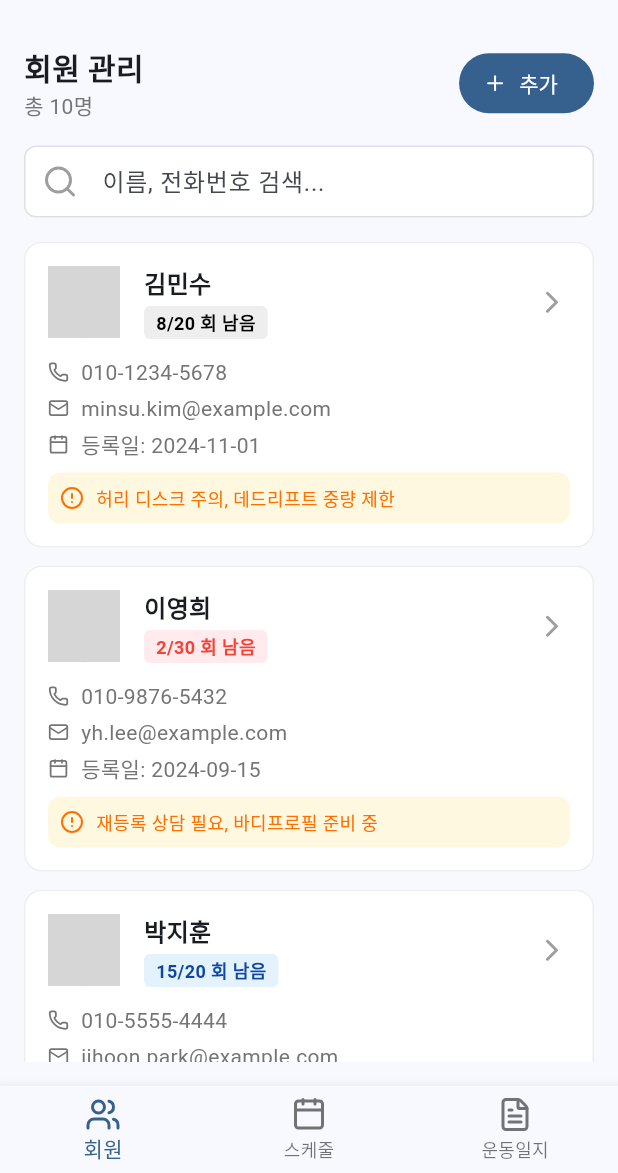
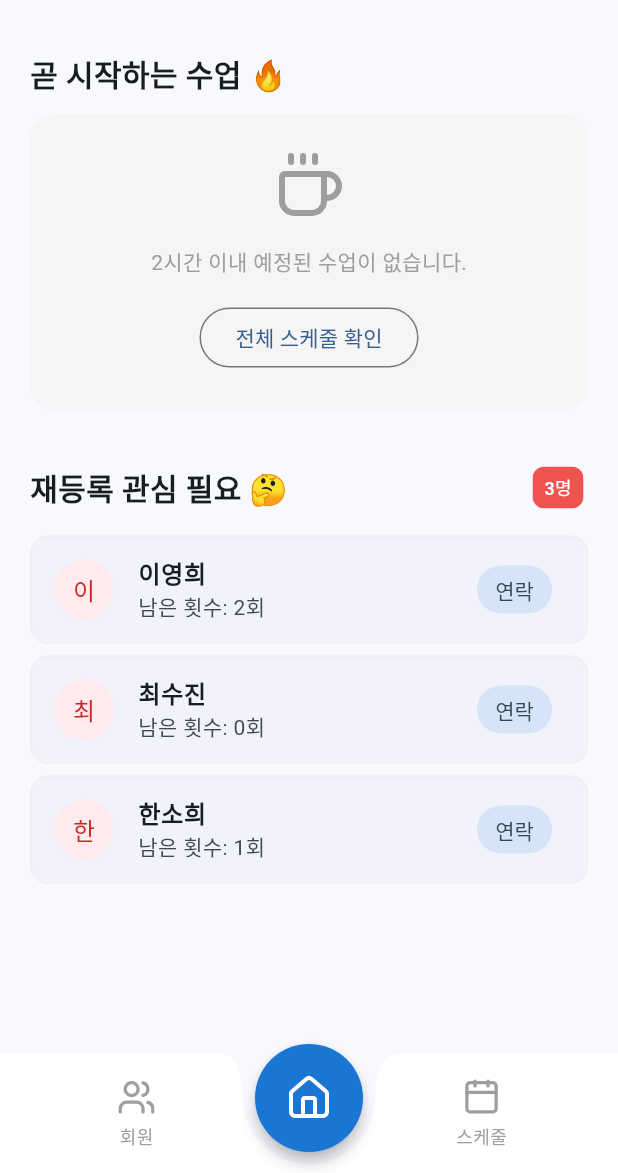
Before and after one commit to shkch02/ptlog, a Flutter app: the screen it shows after launch, after a tap on "카카오 로그인", on a phone screen of 412 x 824 dp, the part 63-1236 px from its top. Run offline on Flutter 3.47's test engine with Material 3 defaults, Android fonts, the phone set to English and light mode, and no system bars; our stand-ins replace lucide_icons, table_calendar; network calls fail; grey boxes are pictures that could not be loaded.

Commit message:
홈화면 추가

```diff
--- a/lib/data/mock_data.dart
+++ b/lib/data/mock_data.dart
@@ -119,8 +119,8 @@ List<Schedule> mockSchedules = [
     memberId: '1',
     memberName: '김민수',
     date: DateTime.now().toString().split(' ')[0], // 오늘 날짜
-    startTime: '10:00',
-    endTime: '11:00',
+    startTime: '19:00',
+    endTime: '20:00',
     notes: '등 운동 위주',
     reminder: '10분 전 알림',
   ),
@@ -129,8 +129,8 @@ List<Schedule> mockSchedules = [
     memberId: '2',
     memberName: '이지은',
     date: DateTime.now().toString().split(' ')[0], // 오늘 날짜
-    startTime: '13:00',
-    endTime: '14:00',
+    startTime: '18:00',
+    endTime: '19:00',
     notes: '하체 비만 관리',
     reminder: '1시간 전 알림',
   ),
--- /dev/null
+++ b/lib/screens/home_screen.dart
@@ -0,0 +1,224 @@
+import 'package:flutter/material.dart';
+import 'package:lucide_icons/lucide_icons.dart';
+import 'package:intl/intl.dart';
+import '../data/mock_data.dart';
+import '../models/index.dart';
+
+class HomeScreen extends StatefulWidget {
+  final VoidCallback onGoToSchedule; // 스케줄 탭으로 이동하기 위한 콜백
+
+  const HomeScreen({super.key, required this.onGoToSchedule});
+
+  @override
+  State<HomeScreen> createState() => _HomeScreenState();
+}
+
+class _HomeScreenState extends State<HomeScreen> {
+  // 현재 시간 (데모용)
+  final DateTime now = DateTime.now();
+
+  @override
+  Widget build(BuildContext context) {
+    // 1. 임박한 세션 필터링 로직 (오늘 날짜 + 현재 시간 ~ 2시간 뒤)
+    final upcomingSchedules = mockSchedules.where((schedule) {
+      final todayStr = DateFormat('yyyy-MM-dd').format(now);
+      if (schedule.date != todayStr) return false;
+
+      final scheduleHour = int.parse(schedule.startTime.split(':')[0]);
+      final currentHour = now.hour;
+
+      return scheduleHour >= currentHour && scheduleHour <= currentHour + 2;
+    }).toList();
+
+    // 2. 재등록 필요 회원 (3회 이하)
+    final renewalMembers = mockMembers.where((m) => m.remainingSessions <= 3).toList();
+
+    return SingleChildScrollView(
+      padding: const EdgeInsets.all(20),
+      child: Column(
+        crossAxisAlignment: CrossAxisAlignment.start,
+        children: [
+          // 상단: 곧 시작하는 세션
+          const Text('곧 시작하는 수업 🔥', style: TextStyle(fontSize: 20, fontWeight: FontWeight.bold)),
+          const SizedBox(height: 12),
+
+          if (upcomingSchedules.isEmpty)
+            _buildEmptyStateCard()
+          else
+            ...upcomingSchedules.map((schedule) => _buildSessionCard(schedule)),
+
+          const SizedBox(height: 32),
+
+          // 하단: 재등록 요망 회원
+          Row(
+            mainAxisAlignment: MainAxisAlignment.spaceBetween,
+            children: [
+              const Text('재등록 관심 필요 🤔', style: TextStyle(fontSize: 20, fontWeight: FontWeight.bold)),
+              Chip(
+                label: Text('${renewalMembers.length}명', style: const TextStyle(color: Colors.white, fontSize: 12)),
+                backgroundColor: Colors.red[400],
+                padding: EdgeInsets.zero,
+                visualDensity: VisualDensity.compact,
+                side: BorderSide.none,
+              )
+            ],
+          ),
+          const SizedBox(height: 12),
+
+          if (renewalMembers.isEmpty)
+            const Padding(
+              padding: EdgeInsets.all(16.0),
+              child: Text('모든 회원의 세션이 넉넉합니다! 🎉', style: TextStyle(color: Colors.grey)),
+            )
+          else
+            ListView.builder(
+              shrinkWrap: true,
+              physics: const NeverScrollableScrollPhysics(),
+              itemCount: renewalMembers.length,
+              itemBuilder: (context, index) {
+                final member = renewalMembers[index];
+                return Card(
+                  elevation: 0,
+                  margin: const EdgeInsets.only(bottom: 8),
+                  shape: RoundedRectangleBorder(
+                    borderRadius: BorderRadius.circular(12),
+                    side: BorderSide(color: Colors.grey[200]!),
+                  ),
+                  child: ListTile(
+                    leading: CircleAvatar(
+                      backgroundColor: Colors.red[50],
+                      child: Text(member.name[0], style: TextStyle(color: Colors.red[800])),
+                    ),
+                    title: Text(member.name, style: const TextStyle(fontWeight: FontWeight.bold)),
+                    subtitle: Text('남은 횟수: ${member.remainingSessions}회'),
+                    trailing: FilledButton.tonal(
+                      onPressed: () {},
+                      style: FilledButton.styleFrom(
+                        padding: const EdgeInsets.symmetric(horizontal: 12),
+                        minimumSize: const Size(0, 32)
+                      ),
+                      child: const Text('연락'),
+                    ),
+                  ),
+                );
+              },
+            ),
+        ],
+      ),
+    );
+  }
+
+  Widget _buildEmptyStateCard() {
+    return Container(
+      width: double.infinity,
+      padding: const EdgeInsets.all(24),
+      decoration: BoxDecoration(
+        color: Colors.grey[100],
+        borderRadius: BorderRadius.circular(16),
+      ),
+      child: Column(
+        children: [
+          const Icon(LucideIcons.coffee, size: 48, color: Colors.grey),
+          const SizedBox(height: 16),
+          const Text('2시간 이내 예정된 수업이 없습니다.', style: TextStyle(color: Colors.grey)),
+          const SizedBox(height: 16),
+          OutlinedButton(
+            onPressed: widget.onGoToSchedule,
+            child: const Text('전체 스케줄 확인'),
+          ),
+        ],
+      ),
+    );
+  }
+
+  Widget _buildSessionCard(Schedule schedule) {
+    return Container(
+      width: double.infinity,
+      margin: const EdgeInsets.only(bottom: 16),
+      decoration: BoxDecoration(
+        gradient: LinearGradient(
+          colors: [Colors.blue[600]!, Colors.blue[800]!],
+          begin: Alignment.topLeft,
+          end: Alignment.bottomRight,
+        ),
+        borderRadius: BorderRadius.circular(20),
+        boxShadow: [
+          BoxShadow(
+            color: Colors.blue.withOpacity(0.3),
+            blurRadius: 12,
+            offset: const Offset(0, 6),
+          )
+        ],
+      ),
+      child: Padding(
+        padding: const EdgeInsets.all(20),
+        child: Column(
+          crossAxisAlignment: CrossAxisAlignment.start,
+          children: [
+            Row(
+              mainAxisAlignment: MainAxisAlignment.spaceBetween,
+              children: [
+                Container(
+                  padding: const EdgeInsets.symmetric(horizontal: 10, vertical: 4),
+                  decoration: BoxDecoration(
+                    color: Colors.white.withOpacity(0.2),
+                    borderRadius: BorderRadius.circular(20),
+                  ),
+                  child: Row(
+                    children: [
+                      const Icon(LucideIcons.clock, color: Colors.white, size: 14),
+                      const SizedBox(width: 4),
+                      Text(
+                        '${schedule.startTime} - ${schedule.endTime}',
+                        style: const TextStyle(color: Colors.white, fontWeight: FontWeight.bold),
+                      ),
+                    ],
+                  ),
+                ),
+                const Icon(LucideIcons.moreHorizontal, color: Colors.white70),
+              ],
+            ),
+            const SizedBox(height: 20),
+            Row(
+              children: [
+                CircleAvatar(
+                  radius: 24,
+                  backgroundColor: Colors.white,
+                  child: Text(schedule.memberName[0], style: TextStyle(color: Colors.blue[800], fontWeight: FontWeight.bold)),
+                ),
+                const SizedBox(width: 16),
+                Column(
+                  crossAxisAlignment: CrossAxisAlignment.start,
+                  children: [
+                    Text(
+                      '${schedule.memberName} 회원님',
+                      style: const TextStyle(color: Colors.white, fontSize: 18, fontWeight: FontWeight.bold),
+                    ),
+                    Text(
+                      schedule.notes.isNotEmpty ? schedule.notes : '특이사항 없음',
+                      style: TextStyle(color: Colors.white.withOpacity(0.8), fontSize: 14),
+                    ),
+                  ],
+                )
+              ],
+            ),
+            const SizedBox(height: 24),
+            SizedBox(
+              width: double.infinity,
+              child: ElevatedButton.icon(
+                onPressed: () {},
+                icon: const Icon(LucideIcons.play, size: 18, color: Colors.blue),
+                label: const Text('세션 시작하기', style: TextStyle(color: Colors.blue, fontWeight: FontWeight.bold)),
+                style: ElevatedButton.styleFrom(
+                  backgroundColor: Colors.white,
+                  padding: const EdgeInsets.symmetric(vertical: 16),
+                  shape: RoundedRectangleBorder(borderRadius: BorderRadius.circular(12)),
+                ),
+              ),
+            ),
+          ],
+        ),
+      ),
+    );
+  }
+}
--- a/lib/screens/layout_screen.dart
+++ b/lib/screens/layout_screen.dart
@@ -2,9 +2,9 @@ import 'package:flutter/material.dart';
 import 'package:lucide_icons/lucide_icons.dart';
 import 'member_list_screen.dart';
 import 'schedule_view_screen.dart';
-import 'workout_log_screen.dart';
+import 'home_screen.dart';
 
-class LayoutScreen extends StatefulWidget { //statefulwidget : 몇번 탭을 보고 있는지 상태 기억하는 위젯
+class LayoutScreen extends StatefulWidget {
   final VoidCallback onLogout;
 
   const LayoutScreen({super.key, required this.onLogout});
@@ -14,26 +14,30 @@ class LayoutScreen extends StatefulWidget { //statefulwidget : 몇번 탭을 보
 }
 
 class _LayoutScreenState extends State<LayoutScreen> {
-  int _selectedIndex = 0; //현재 보고있는 탭 번호
+  int _selectedIndex = 1;
 
-  //탭별로 보여줄 화면 목록
   late final List<Widget> _screens;
 
   @override
   void initState() {
     super.initState();
-    // 실제로는 여기서 데이터를 넘겨줘야 합니다.
     _screens = [
-      MemberListScreen(),
-      ScheduleViewScreen(),
-      WorkoutLogScreen(),
+      const MemberListScreen(),
+      HomeScreen(onGoToSchedule: () => _onItemTapped(2)),
+      const ScheduleViewScreen(),
     ];
+  }
+
+  void _onItemTapped(int index) {
+    setState(() {
+      _selectedIndex = index;
+    });
   }
 
   @override
   Widget build(BuildContext context) {
     return Scaffold(
-      appBar: AppBar( //상단바
+      appBar: AppBar(
         title: const Text('피티로그'),
         actions: [
           IconButton(
@@ -42,16 +46,109 @@ class _LayoutScreenState extends State<LayoutScreen> {
           ),
         ],
       ),
-      body: _screens[_selectedIndex], //중앙 화면 : 선택된 탭에 맞는 화면 보여줌
-      bottomNavigationBar: BottomNavigationBar( //하단 네비게이션 바
-        currentIndex: _selectedIndex,
-        onTap: (index) => setState(() => _selectedIndex = index),
-        items: const [
-          BottomNavigationBarItem(icon: Icon(LucideIcons.users), label: '회원'),
-          BottomNavigationBarItem(icon: Icon(LucideIcons.calendar), label: '스케줄'),
-          BottomNavigationBarItem(icon: Icon(LucideIcons.fileText), label: '운동일지'),
-        ],
+      body: _screens[_selectedIndex],
+
+      // 1. 홈 버튼 설정
+      floatingActionButton: SizedBox(
+        width: 72,
+        height: 72,
+        child: FloatingActionButton(
+          onPressed: () => _onItemTapped(1),
+          backgroundColor: _selectedIndex == 1 ? Colors.blue[700] : Colors.blue,
+          elevation: 4,
+          shape: const CircleBorder(),
+          child: const Icon(LucideIcons.home, size: 32, color: Colors.white),
+        ),
+      ),
+
+      // 2. 위치 설정을 커스텀 클래스로 변경 (offsetY: 30 만큼 아래로 내림)
+      floatingActionButtonLocation: const CustomFloatingActionButtonLocation(offsetY: 30),
+
+      bottomNavigationBar: BottomAppBar(
+        shape: const CircularNotchedRectangle(),
+        notchMargin: 8.0,
+        height: 80,
+        color: Colors.white,
+        padding: EdgeInsets.zero,
+        child: Row(
+          mainAxisAlignment: MainAxisAlignment.spaceAround,
+          children: [
+            _buildNavItem(
+              icon: LucideIcons.users,
+              label: '회원',
+              isSelected: _selectedIndex == 0,
+              onTap: () => _onItemTapped(0),
+            ),
+            const SizedBox(width: 48), // FAB 공간 확보
+            _buildNavItem(
+              icon: LucideIcons.calendar,
+              label: '스케줄',
+              isSelected: _selectedIndex == 2,
+              onTap: () => _onItemTapped(2),
+            ),
+          ],
+        ),
+      ),
+    );
+  }
+
+  Widget _buildNavItem({
+    required IconData icon,
+    required String label,
+    required bool isSelected,
+    required VoidCallback onTap,
+  }) {
+    return Expanded(
+      child: InkWell(
+        onTap: onTap,
+        borderRadius: BorderRadius.circular(12),
+        child: Padding(
+          padding: const EdgeInsets.symmetric(horizontal: 16, vertical: 8),
+          child: Column(
+            mainAxisSize: MainAxisSize.min,
+            children: [
+              Icon(
+                icon,
+                color: isSelected ? Colors.blue : Colors.grey,
+                size: 26,
+              ),
+              const SizedBox(height: 4),
+              Text(
+                label,
+                style: TextStyle(
+                  color: isSelected ? Colors.blue : Colors.grey,
+                  fontSize: 12,
+                  fontWeight: isSelected ? FontWeight.bold : FontWeight.normal,
+                ),
+              ),
+            ],
+          ),
+        ),
       ),
     );
   }
 }
+
+// ----------------------------------------------------------------------
+// 홈 버튼 위치를 커스텀하기 위한 클래스 (에러 수정된 버전)
+// ----------------------------------------------------------------------
+class CustomFloatingActionButtonLocation extends FloatingActionButtonLocation {
+  final double offsetY;
+
+  const CustomFloatingActionButtonLocation({this.offsetY = 0});
+
+  @override
+  Offset getOffset(ScaffoldPrelayoutGeometry scaffoldGeometry) {
+    // 1. 가로 위치: 화면 중앙
+    final double x = (scaffoldGeometry.scaffoldSize.width - scaffoldGeometry.floatingActionButtonSize.width) / 2.0;
+
+    // 2. 세로 위치 계산
+    // 수정됨: contentBottom이 곧 하단 바(BottomAppBar)의 윗선 위치입니다.
+    final double barTopY = scaffoldGeometry.contentBottom;
+
+    // 최종 Y 좌표: 바의 윗선 - (버튼 절반 높이) + 오프셋
+    final double y = barTopY - (scaffoldGeometry.floatingActionButtonSize.height / 2.0) + offsetY;
+
+    return Offset(x, y);
+  }
+}
```
